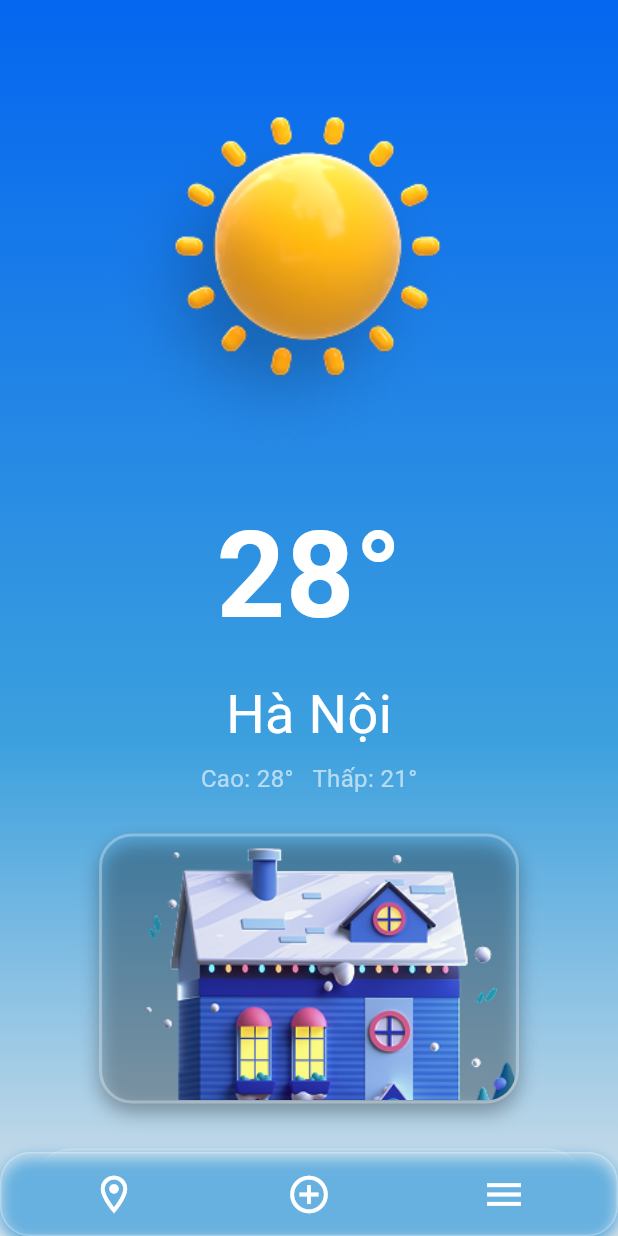
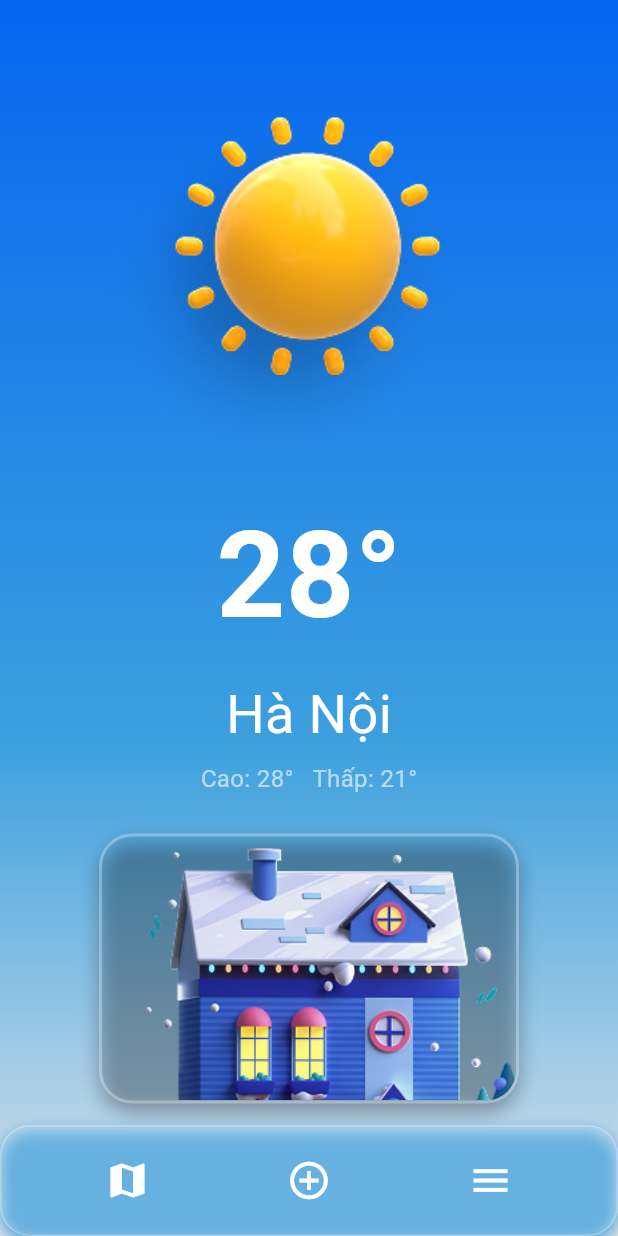
Before and after one commit to ngtthanh365/2025_LTTBDD_N02_Nhom_6, a Flutter app: the WeatherScreen screen opened by its route, on a phone screen of 412 x 824 dp. Run offline on Flutter 3.47's test engine with Material 3 defaults, Android fonts, the phone set to English and light mode, and no system bars.

Commit message:
chuyen cac icon o taskbar ben duoi thanh nut bam

```diff
--- a/weather_app/lib/screens/thoitietchinh.dart
+++ b/weather_app/lib/screens/thoitietchinh.dart
@@ -1,5 +1,65 @@
 import 'dart:ui';
 import 'package:flutter/material.dart';
+
+// ⚡ Thêm các trang mẫu để điều hướng
+class HomePage extends StatelessWidget {
+  const HomePage({super.key});
+
+  @override
+  Widget build(BuildContext context) {
+    return Scaffold(
+      backgroundColor: Colors.blue[900],
+      appBar: AppBar(
+        title: const Text("Trang chủ"),
+        backgroundColor: Colors.blue[700],
+      ),
+      body: const Center(
+        child: Text("Đây là trang chủ", style: TextStyle(color: Colors.white)),
+      ),
+    );
+  }
+}
+
+class ForecastPage extends StatelessWidget {
+  const ForecastPage({super.key});
+
+  @override
+  Widget build(BuildContext context) {
+    return Scaffold(
+      backgroundColor: Colors.blue[900],
+      appBar: AppBar(
+        title: const Text("Dự báo 10 ngày"),
+        backgroundColor: Colors.blue[700],
+      ),
+      body: const Center(
+        child: Text(
+          "Trang dự báo 10 ngày",
+          style: TextStyle(color: Colors.white),
+        ),
+      ),
+    );
+  }
+}
+
+class SettingsPage extends StatelessWidget {
+  const SettingsPage({super.key});
+
+  @override
+  Widget build(BuildContext context) {
+    return Scaffold(
+      backgroundColor: Colors.blue[900],
+      appBar: AppBar(
+        title: const Text("Cài đặt"),
+        backgroundColor: Colors.blue[700],
+      ),
+      body: const Center(
+        child: Text("Trang cài đặt", style: TextStyle(color: Colors.white)),
+      ),
+    );
+  }
+}
+
+// ------------------ TRANG CHÍNH ------------------
 
 class WeatherScreen extends StatelessWidget {
   const WeatherScreen({super.key});
@@ -9,13 +69,11 @@ class WeatherScreen extends StatelessWidget {
     final Size size = MediaQuery.of(context).size;
     final now = DateTime.now();
 
-    // 🔆 Xác định ban ngày / ban đêm để đổi icon tự động
     final isDayTime = now.hour >= 6 && now.hour < 18;
     final todayIcon = isDayTime
-        ? "assets/imgs/gioithieu2.png" // mặt trời
-        : "assets/imgs/gioithieu1.png"; // mặt trăng
+        ? "assets/imgs/gioithieu2.png"
+        : "assets/imgs/gioithieu1.png";
 
-    // 🌤 Dữ liệu dự báo 10 ngày
     final List<Map<String, dynamic>> forecastData = List.generate(10, (index) {
       final date = now.add(Duration(days: index));
       final day =
@@ -36,7 +94,7 @@ class WeatherScreen extends StatelessWidget {
       };
     });
 
-    final today = forecastData[0]; // ✅ Hôm nay = ngày đầu tiên
+    final today = forecastData[0];
 
     return Scaffold(
       body: Stack(
@@ -74,7 +132,6 @@ class WeatherScreen extends StatelessWidget {
                     ),
                     const SizedBox(height: 10),
 
-                    // 🌡️ Nhiệt độ
                     Text(
                       "${today['maxTemp']}°",
                       style: const TextStyle(
@@ -127,7 +184,7 @@ class WeatherScreen extends StatelessWidget {
 
                     const SizedBox(height: 30),
 
-                    // 📅 Hôm nay (24 giờ & đồng bộ)
+                    // 📅 Hôm nay (24 giờ)
                     Container(
                       margin: const EdgeInsets.symmetric(horizontal: 20),
                       padding: const EdgeInsets.all(16),
@@ -159,8 +216,6 @@ class WeatherScreen extends StatelessWidget {
                             ],
                           ),
                           const SizedBox(height: 12),
-
-                          // ✅ Sinh 24 giờ — tự đổi icon ngày/đêm
                           SizedBox(
                             height: 120,
                             child: ListView.builder(
@@ -179,7 +234,6 @@ class WeatherScreen extends StatelessWidget {
                                             (i / 23))
                                         .round();
 
-                                // ✅ Giờ nào thuộc ban đêm thì dùng icon mặt trăng
                                 final hourIcon = (i >= 6 && i < 18)
                                     ? "assets/imgs/gioithieu2.png"
                                     : "assets/imgs/gioithieu1.png";
@@ -236,78 +290,14 @@ class WeatherScreen extends StatelessWidget {
                       ),
                     ),
 
-                    const SizedBox(height: 30),
-
-                    // 🔲 Ô thông tin nhỏ
-                    Container(
-                      margin: const EdgeInsets.symmetric(horizontal: 20),
-                      child: GridView.count(
-                        crossAxisCount: 2,
-                        crossAxisSpacing: 12,
-                        mainAxisSpacing: 12,
-                        shrinkWrap: true,
-                        physics: const NeverScrollableScrollPhysics(),
-                        children: const [
-                          WeatherInfoCard(
-                            title: "CẢM NHẬN",
-                            value: "24°",
-                            subtitle: "Mưa phùn nhẹ",
-                            icon: Icons.thermostat,
-                          ),
-                          WeatherInfoCard(
-                            title: "CHỈ SỐ UV",
-                            value: "3",
-                            subtitle: "Trung bình",
-                            icon: Icons.wb_sunny_outlined,
-                          ),
-                          WeatherInfoCard(
-                            title: "GIÓ",
-                            value: "9 km/h",
-                            subtitle: "Hướng: 341° BTB",
-                            icon: Icons.air,
-                          ),
-                          WeatherInfoCard(
-                            title: "MẶT TRỜI LẶN",
-                            value: "17:22",
-                            subtitle: "Mọc: 05:58",
-                            icon: Icons.wb_twilight,
-                          ),
-                          WeatherInfoCard(
-                            title: "LƯỢNG MƯA",
-                            value: "3 mm",
-                            subtitle: "Dự báo: 17 mm / 24h tới",
-                            icon: Icons.water_drop_outlined,
-                          ),
-                          WeatherInfoCard(
-                            title: "TẦM NHÌN",
-                            value: "15 km",
-                            subtitle: "Tầm nhìn rõ.",
-                            icon: Icons.remove_red_eye_outlined,
-                          ),
-                          WeatherInfoCard(
-                            title: "ĐỘ ẨM",
-                            value: "85%",
-                            subtitle: "Điểm sương 21°",
-                            icon: Icons.grain_outlined,
-                          ),
-                          WeatherInfoCard(
-                            title: "ÁP SUẤT",
-                            value: "1009 hPa",
-                            subtitle: "Ổn định",
-                            icon: Icons.speed_outlined,
-                          ),
-                        ],
-                      ),
-                    ),
-
-                    const SizedBox(height: 120),
+                    const SizedBox(height: 100),
                   ],
                 ),
               ),
             ),
           ),
 
-          // ✅ Thanh 3 icon nổi
+          // ✅ Thanh 3 icon nổi (đã sửa thành nút bấm)
           Align(
             alignment: Alignment.bottomCenter,
             child: Padding(
@@ -321,28 +311,63 @@ class WeatherScreen extends StatelessWidget {
                   color: Colors.white.withOpacity(0.15),
                   borderRadius: BorderRadius.circular(20),
                   border: Border.all(color: Colors.white24, width: 1),
-                  boxShadow: [
+                  boxShadow: const [
                     BoxShadow(
                       color: Color.fromARGB(255, 76, 163, 218),
                       blurRadius: 8,
-                      offset: const Offset(0, 4),
+                      offset: Offset(0, 4),
                     ),
                   ],
                 ),
-                child: const Row(
+                child: Row(
                   mainAxisAlignment: MainAxisAlignment.spaceBetween,
                   children: [
-                    Icon(
-                      Icons.location_on_outlined,
-                      color: Colors.white,
-                      size: 30,
+                    IconButton(
+                      icon: const Icon(
+                        Icons.map,
+                        color: Colors.white,
+                        size: 30,
+                      ),
+
+                      onPressed: () {
+                        Navigator.push(
+                          context,
+                          MaterialPageRoute(
+                            builder: (context) => const HomePage(),
+                          ),
+                        );
+                      },
                     ),
-                    Icon(
-                      Icons.add_circle_outline,
-                      color: Colors.white,
-                      size: 30,
+                    IconButton(
+                      icon: const Icon(
+                        Icons.add_circle_outline,
+                        color: Colors.white,
+                        size: 30,
+                      ),
+                      onPressed: () {
+                        Navigator.push(
+                          context,
+                          MaterialPageRoute(
+                            builder: (context) => const ForecastPage(),
+                          ),
+                        );
+                      },
                     ),
-                    Icon(Icons.menu, color: Colors.white, size: 30),
+                    IconButton(
+                      icon: const Icon(
+                        Icons.menu,
+                        color: Colors.white,
+                        size: 30,
+                      ),
+                      onPressed: () {
+                        Navigator.push(
+                          context,
+                          MaterialPageRoute(
+                            builder: (context) => const SettingsPage(),
+                          ),
+                        );
+                      },
+                    ),
                   ],
                 ),
               ),
@@ -464,64 +489,3 @@ class DailyForecastRow extends StatelessWidget {
     );
   }
 }
-
-class WeatherInfoCard extends StatelessWidget {
-  final String title;
-  final String value;
-  final String subtitle;
-  final IconData icon;
-  const WeatherInfoCard({
-    super.key,
-    required this.title,
-    required this.value,
-    required this.subtitle,
-    required this.icon,
-  });
-
-  @override
-  Widget build(BuildContext context) {
-    return ClipRRect(
-      borderRadius: BorderRadius.circular(20),
-      child: BackdropFilter(
-        filter: ImageFilter.blur(sigmaX: 10, sigmaY: 10),
-        child: Container(
-          padding: const EdgeInsets.all(14),
-          decoration: BoxDecoration(
-            color: Colors.white.withOpacity(0.15),
-            borderRadius: BorderRadius.circular(20),
-            border: Border.all(color: Colors.white24, width: 1),
-          ),
-          child: Column(
-            crossAxisAlignment: CrossAxisAlignment.start,
-            children: [
-              Icon(icon, color: Colors.white70, size: 22),
-              const SizedBox(height: 10),
-              Text(
-                title,
-                style: const TextStyle(
-                  color: Colors.white70,
-                  fontSize: 14,
-                  fontWeight: FontWeight.w500,
-                ),
-              ),
-              const SizedBox(height: 6),
-              Text(
-                value,
-                style: const TextStyle(
-                  color: Colors.white,
-                  fontSize: 24,
-                  fontWeight: FontWeight.bold,
-                ),
-              ),
-              const SizedBox(height: 4),
-              Text(
-                subtitle,
-                style: const TextStyle(color: Colors.white70, fontSize: 13),
-              ),
-            ],
-          ),
-        ),
-      ),
-    );
-  }
-}
```
